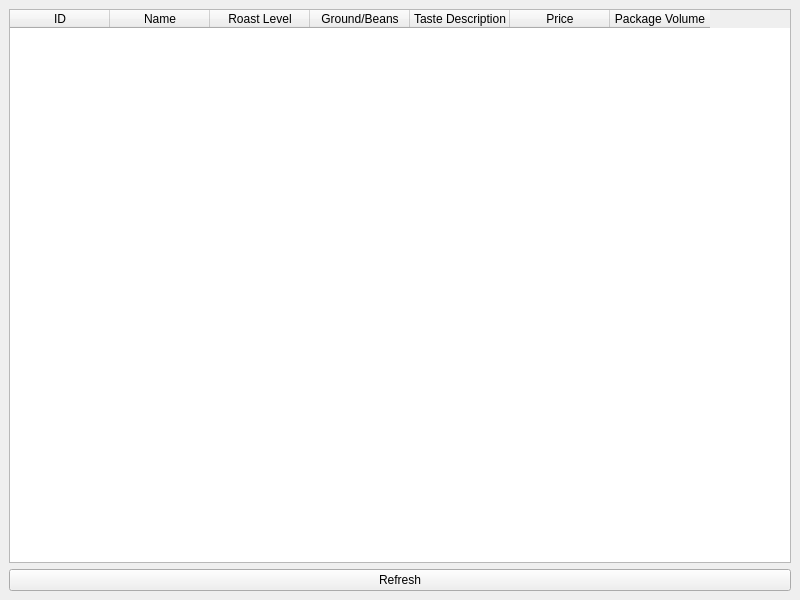
Before: the Qt Designer form main.ui in Roplik/coffe_lms, drawn with Qt 5.
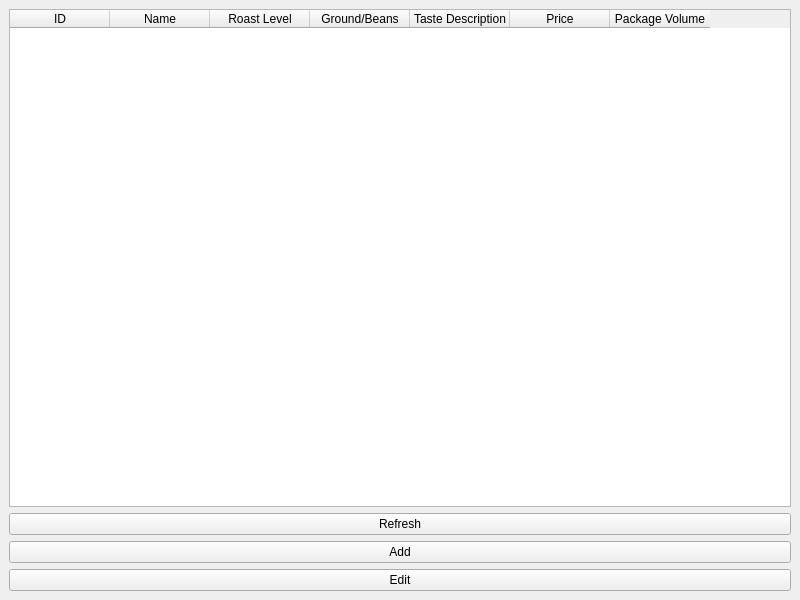
After: the same form once the commit is applied.

```diff
--- a/main.ui
+++ b/main.ui
@@ -61,6 +61,20 @@
       </property>
      </widget>
     </item>
+    <item>
+ <widget class="QPushButton" name="addButton">
+  <property name="text">
+   <string>Add</string>
+  </property>
+ </widget>
+</item>
+<item>
+ <widget class="QPushButton" name="editButton">
+  <property name="text">
+   <string>Edit</string>
+  </property>
+ </widget>
+</item>
    </layout>
   </widget>
  </widget>
```
